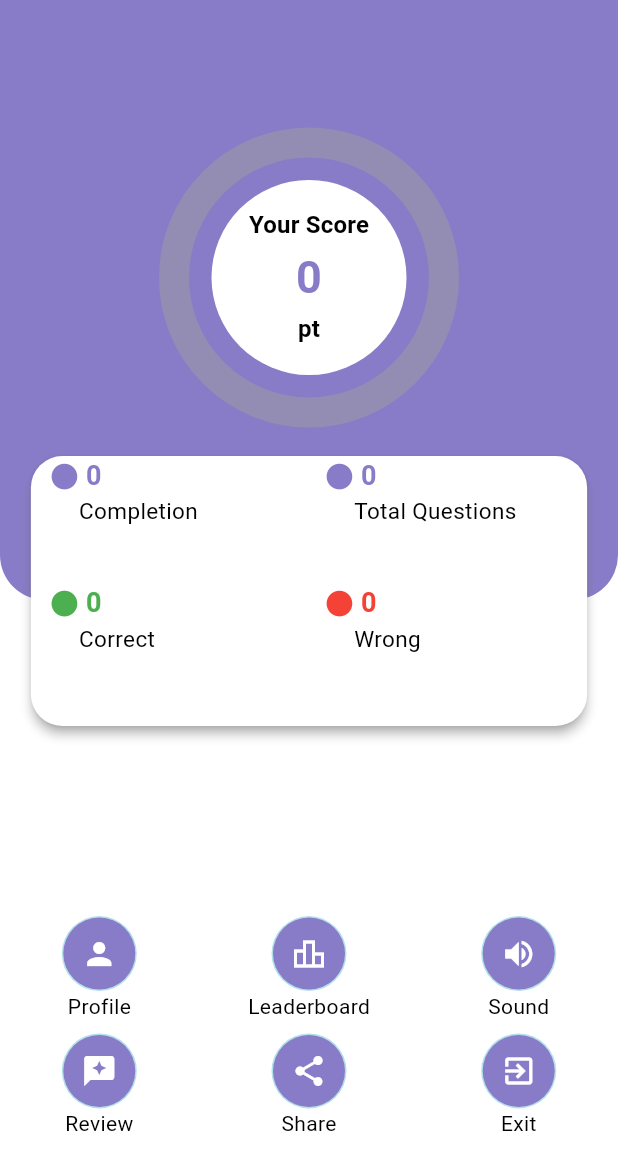
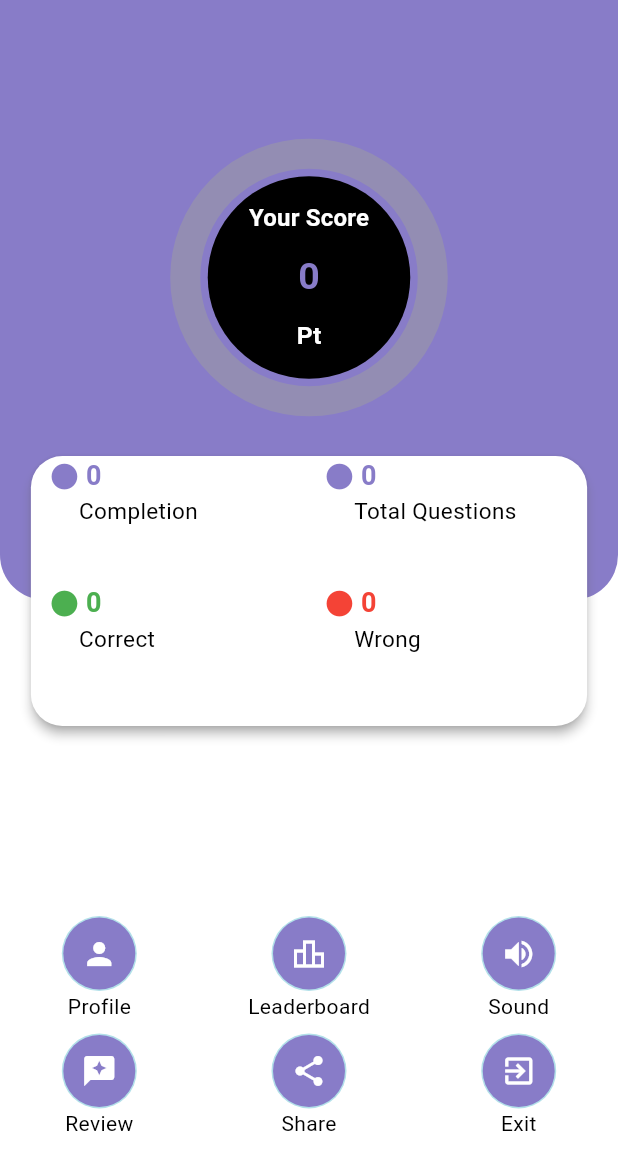
Before and after one commit to hanan0007/Quiz-Clean-Architecture, a Flutter app: the DashboardScreen screen opened by its route, on a phone screen of 412 x 824 dp. Shown: the top 1170 px of the screen. Run offline on Flutter 3.47's test engine with Material 3 defaults, Android fonts, the light colour scheme and no system bars; our stand-ins replace audioplayers, cloud_firestore, connectivity_plus, firebase_core, firebase_messaging, flutter_spinkit and 4 more; missing offline and left inert: pushable_button, scrollable_text; accounts and stored records are empty; network calls fail.

Commit message:
package done

```diff
--- a/lib/presentation/dashboard/dashboard.screen.dart
+++ b/lib/presentation/dashboard/dashboard.screen.dart
@@ -54,61 +54,67 @@ class DashboardScreen extends GetView<DashboardController> {
                                     painter: MyPainterEmptyCircle(),
                                   ),
                                 )
-                              : CircleView(
-                                  radius: 180,
+                              : CircleScoreIndicator(
+                                  score: controller.calculatescore.value,
+                                  title: 'Your Score',
+                                  radius: 165,
+                                  subTitle: 'Pt',
+                                  scoreTextStyle: TextStyle(
+                                      color: colorScheme(context).secondary,
+                                      fontSize: 25,
+                                      fontWeight: FontWeight.bold),
                                   righValue: controller.user.value.correct,
                                   totalValue:
                                       controller.user.value.totalquestion,
-                                  // controller: controller,
                                   wrongValue: controller.user.value.wrong),
-                          CircleAvatar(
-                            backgroundColor:
-                                Theme.of(context).brightness == Brightness.dark
-                                    ? const Color.fromARGB(255, 31, 31, 31)
-                                    : Colors.white,
-                            radius: 65,
-                            child: Center(
-                              child: Column(
-                                mainAxisAlignment: MainAxisAlignment.center,
-                                children: [
-                                  Text(
-                                    'Your Score',
-                                    style: TextStyle(
-                                        color: Theme.of(context).brightness ==
-                                                Brightness.dark
-                                            ? Colors.white
-                                            : Colors.black,
-                                        fontWeight: FontWeight.bold),
-                                  ),
-                                  Obx(
-                                    () => Text(
-                                      // "12",
-                                      controller.calculatescore.value,
-                                      style: TextStyle(
-                                          fontWeight: FontWeight.bold,
-                                          color: colorScheme(context).secondary,
-                                          fontSize: 30),
-                                    ),
-                                  ),
-                                  Row(
-                                    mainAxisAlignment: MainAxisAlignment.center,
-                                    children: [
-                                      Text(
-                                        'pt',
-                                        style: TextStyle(
-                                            color:
-                                                Theme.of(context).brightness ==
-                                                        Brightness.dark
-                                                    ? Colors.white
-                                                    : Colors.black,
-                                            fontWeight: FontWeight.bold),
-                                      ),
-                                    ],
-                                  )
-                                ],
-                              ),
-                            ),
-                          )
+                          // CircleAvatar(
+                          //   backgroundColor:
+                          //       Theme.of(context).brightness == Brightness.dark
+                          //           ? const Color.fromARGB(255, 31, 31, 31)
+                          //           : Colors.white,
+                          //   radius: 65,
+                          //   child: Center(
+                          //     child: Column(
+                          //       mainAxisAlignment: MainAxisAlignment.center,
+                          //       children: [
+                          //         Text(
+                          //           'Your Score',
+                          //           style: TextStyle(
+                          //               color: Theme.of(context).brightness ==
+                          //                       Brightness.dark
+                          //                   ? Colors.white
+                          //                   : Colors.black,
+                          //               fontWeight: FontWeight.bold),
+                          //         ),
+                          //         Obx(
+                          //           () => Text(
+                          //             // "12",
+                          //             controller.calculatescore.value,
+                          //             style: TextStyle(
+                          //                 fontWeight: FontWeight.bold,
+                          //                 color: colorScheme(context).secondary,
+                          //                 fontSize: 30),
+                          //           ),
+                          //         ),
+                          //         Row(
+                          //           mainAxisAlignment: MainAxisAlignment.center,
+                          //           children: [
+                          //             Text(
+                          //               'pt',
+                          //               style: TextStyle(
+                          //                   color:
+                          //                       Theme.of(context).brightness ==
+                          //                               Brightness.dark
+                          //                           ? Colors.white
+                          //                           : Colors.black,
+                          //                   fontWeight: FontWeight.bold),
+                          //             ),
+                          //           ],
+                          //         )
+                          //       ],
+                          //     ),
+                          //   ),
+                          // )
                         ],
                       ),
                     ),
--- a/lib/presentation/dashboard/score_circle/circle_painter.dart
+++ b/lib/presentation/dashboard/score_circle/circle_painter.dart
@@ -18,9 +18,6 @@ class OpenPainter extends CustomPainter {
   void paint(Canvas canvas, Size size) {
     double pi = math.pi;
 
-    // Debugging: Print the size provided to the painter
-    print('Canvas size: ${size.width} x ${size.height}');
-
     // Calculate the smallest dimension to make the circle fit within the given size
     double diameter = math.min(size.width, size.height);
 
@@ -28,9 +25,6 @@ class OpenPainter extends CustomPainter {
     Rect rect =
         Offset((size.width - diameter) / 2, (size.height - diameter) / 2) &
             Size(diameter, diameter);
-
-    // Debugging: Print rect dimensions
-    print('Drawing rect: $rect');
 
     // Paint for right answers (green)
     var paintRight = Paint()
@@ -50,10 +44,6 @@ class OpenPainter extends CustomPainter {
       double rightAngle = (rightAnswers / totalAnswers) * 2 * pi * range;
       double wrongAngle = (wrongAnswers / totalAnswers) * 2 * pi * range;
 
-      // Debugging: Print angles
-      print('Right angle: $rightAngle');
-      print('Wrong angle: $wrongAngle');
-
       // Start drawing arcs
       double startAngle = 0;
       canvas.drawArc(rect, startAngle, rightAngle, false, paintRight);
--- a/lib/presentation/dashboard/score_circle/circle_score.dart
+++ b/lib/presentation/dashboard/score_circle/circle_score.dart
@@ -1,36 +1,45 @@
 // ignore_for_file: public_member_api_docs, sort_constructors_first
 import 'package:flutter/material.dart';
 import 'package:quiz_clean_archi/presentation/dashboard/score_circle/empty_circle.dart';
-
-import '../controllers/dashboard.controller.dart';
 import 'circle_painter.dart';
 
-class CircleView extends StatefulWidget {
+class CircleScoreIndicator extends StatefulWidget {
   final int totalValue;
   final int wrongValue;
-  // final DashboardController controller;
   final int righValue;
-  // final double height;
-  // final double width;
+  final Color? avatarForegroundColor;
+  final Color? avatarBackgroundColor;
+  final String? score;
+  final String? title;
+  final String? subTitle;
+  final TextStyle? titleTextStyle;
+  final TextStyle? scoreTextStyle;
+  final TextStyle? subTitleTextstyle;
   final double radius;
-  const CircleView({
+  const CircleScoreIndicator({
     super.key,
     required this.radius,
     required this.totalValue,
     required this.wrongValue,
     required this.righValue,
+    this.avatarForegroundColor,
+    this.avatarBackgroundColor,
+    this.score,
+    this.title,
+    this.subTitle,
+    this.titleTextStyle,
+    this.scoreTextStyle,
+    this.subTitleTextstyle,
   });
 
   @override
-  State<CircleView> createState() => _CircleViewState();
+  State<CircleScoreIndicator> createState() => _CircleScoreIndicatorState();
 }
 
-class _CircleViewState extends State<CircleView> {
+class _CircleScoreIndicatorState extends State<CircleScoreIndicator> {
   @override
   Widget build(BuildContext context) {
-    return InkWell(
-      onTap: () {},
-      child: Padding(
+    return Padding(
       padding: const EdgeInsets.symmetric(horizontal: 5, vertical: 5),
       child: Column(
         mainAxisAlignment: MainAxisAlignment.spaceEvenly,
@@ -43,6 +52,44 @@ class _CircleViewState extends State<CircleView> {
                 child: Stack(
                   alignment: Alignment.center,
                   children: [
+                    CircleAvatar(
+                      foregroundColor:
+                          widget.avatarForegroundColor ?? Colors.black,
+                      backgroundColor: Colors.black,
+                      radius: widget.radius / 2 - 15,
+                      child: Padding(
+                        padding: EdgeInsets.symmetric(
+                            vertical: widget.radius * 0.05),
+                        child: Column(
+                          mainAxisAlignment: MainAxisAlignment.spaceEvenly,
+                          children: [
+                            Text(
+                              widget.title ?? "Score",
+                              style: widget.titleTextStyle ??
+                                  const TextStyle(
+                                      color: Colors.white,
+                                      fontWeight: FontWeight.bold),
+                            ),
+                            Text(
+                              widget.score ?? "31",
+                              style: widget.scoreTextStyle ??
+                                  TextStyle(
+                                      color: Colors.amber,
+                                      fontSize: widget.radius * 0.15,
+                                      fontWeight: FontWeight.bold),
+                            ),
+                            Text(
+                              widget.subTitle ?? "pt",
+                              style: widget.subTitleTextstyle ??
+                                  TextStyle(
+                                      color: Colors.white,
+                                      fontSize: widget.radius * 0.1,
+                                      fontWeight: FontWeight.bold),
+                            ),
+                          ],
+                        ),
+                      ),
+                    ),
                     SizedBox(
                       height: widget.radius + 20, // Adjusted height
                       width: widget.radius + 20, // Adjusted width
@@ -50,15 +97,12 @@ class _CircleViewState extends State<CircleView> {
                         painter: MyPainterEmptyCircle(),
                       ),
                     ),
-                      Center(
-                        child: TweenAnimationBuilder(
+                    TweenAnimationBuilder(
                       duration: const Duration(seconds: 4),
                       tween: Tween(begin: 0.0, end: 1.0),
                       curve: Curves.easeOutCubic,
                       builder: (context, value, child) {
-                            return InkWell(
-                              onTap: () {},
-                              child: SizedBox(
+                        return SizedBox(
                           height: widget.radius,
                           width: widget.radius,
                           child: CustomPaint(
@@ -66,14 +110,11 @@ class _CircleViewState extends State<CircleView> {
                               // totalQuestions: widget.totalquestion,
                               rightAnswers: widget.righValue,
                               wrongAnswers: widget.wrongValue,
-                                    range:
-                                        value, // Ensure the full circle is drawn
-                                  ),
+                              range: value, // Ensure the full circle is drawn
                             ),
                           ),
                         );
                       },
-                        ),
                     ),
                   ],
                 ),
@@ -82,7 +123,6 @@ class _CircleViewState extends State<CircleView> {
           ),
         ],
       ),
-      ),
     );
   }
 }
--- a/lib/presentation/leaderboard/leaderboard.screen.dart
+++ b/lib/presentation/leaderboard/leaderboard.screen.dart
@@ -1,9 +1,9 @@
 import 'package:flutter/material.dart';
+import 'package:flutter/widgets.dart';
 import 'package:flutter_spinkit/flutter_spinkit.dart';
 
 import 'package:get/get.dart';
 import 'package:quiz_clean_archi/domain/const/global_const.dart';
-import 'package:quiz_clean_archi/infrastructure/theme/widgetsTheme/text_theme.dart';
 import 'package:quiz_clean_archi/presentation/dashboard/score_circle/circle_score.dart';
 import 'package:scrollable_text/scrollable_text.dart';
 
@@ -17,8 +17,23 @@ class LeaderboardScreen extends GetView<LeaderboardController> {
     final height = controller.getheight(context);
     final width = MediaQuery.of(context).size.width;
     final AppImgesController imagecontroller = Get.find();
-    return Scaffold(
-        body: Container(
+    return
+        // Scaffold(
+        //   body: Center(
+        //     child: Container(
+        //       // // color: Colors.amber,
+        //       // height: 200,
+        //       // color: Colors.amber,
+        //       child: CircleScoreIndicator(
+        //           radius: MediaQuery.sizeOf(context).height * 0.2,
+        //           totalValue: 100,
+        //           wrongValue: 50,
+        //           righValue: 50),
+        //     ),
+        //   ),
+        // );
+        Scaffold(
+            body: Container(
       height: height,
       width: width,
       decoration: BoxDecoration(
@@ -216,10 +231,10 @@ class LeaderboardEntry extends StatelessWidget {
                   child: ScrollableText(
                     name,
                     mode: ScrollableTextMode.endless,
-                    velocity: Velocity(pixelsPerSecond: Offset(150, 0)),
-                    delayBefore: Duration(milliseconds: 500),
-                    pauseBetween: Duration(seconds: 1),
-                    style: TextStyle(color: Colors.white, fontSize: 16),
+                    velocity: const Velocity(pixelsPerSecond: Offset(150, 0)),
+                    delayBefore: const Duration(milliseconds: 500),
+                    pauseBetween: const Duration(seconds: 1),
+                    style: const TextStyle(color: Colors.white, fontSize: 16),
                     textAlign: TextAlign.right,
                     selectable: true,
                   ),
```
Lines whose indentation alone changed are shown as unchanged.
